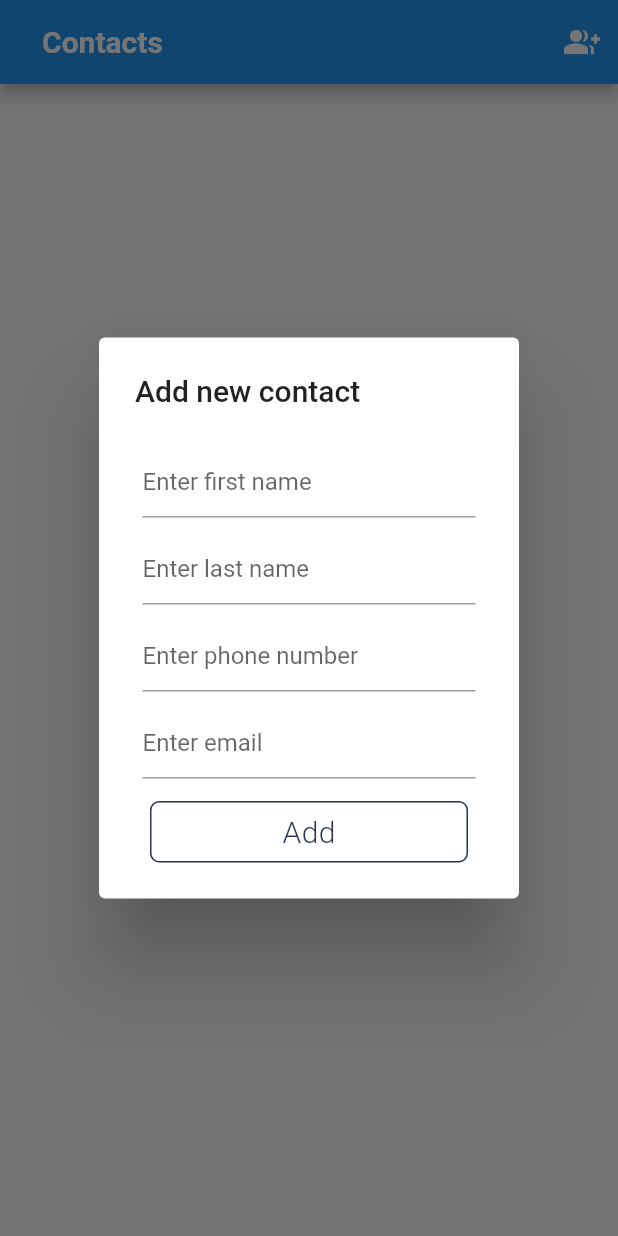
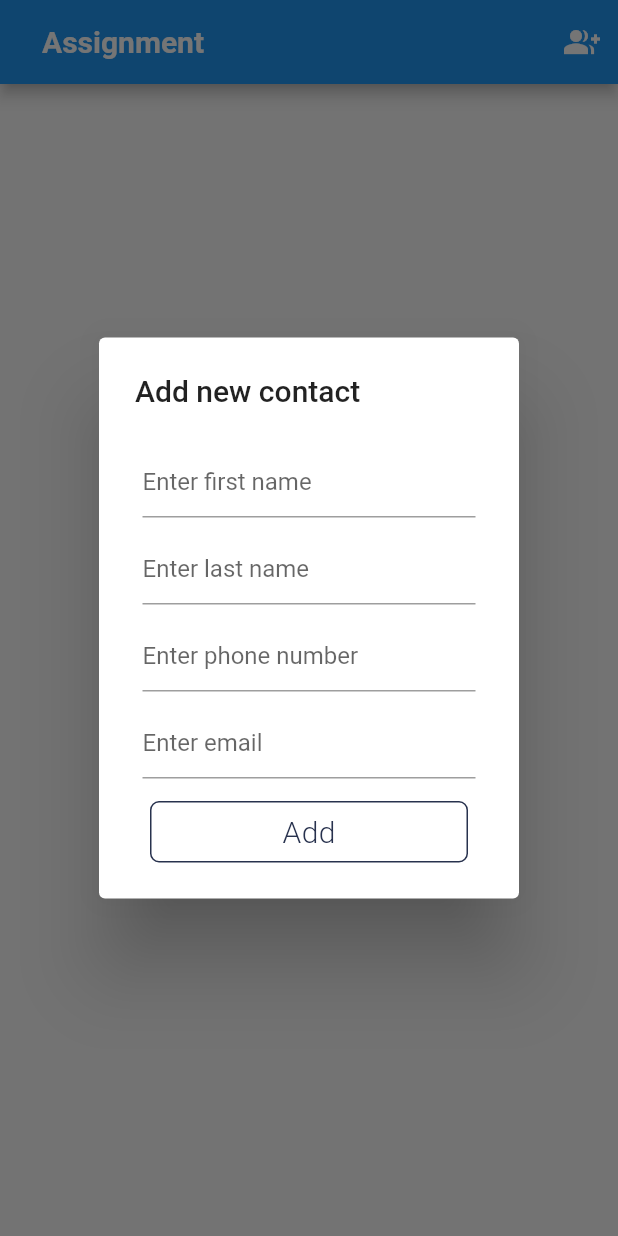
Before and after one commit to MahumSamar/contact-sqlite, a Flutter app: the screen it shows after launch, after a tap on the "group add" icon, on a phone screen of 412 x 824 dp. Run offline on Flutter 3.47's test engine with Material 2 defaults, Android fonts, the phone set to English and light mode, and no system bars; our stand-ins replace sqflite; accounts and stored records are empty.

Commit message:
working code

```diff
--- a/lib/views/home_page.dart
+++ b/lib/views/home_page.dart
@@ -41,7 +41,7 @@ class _HomePageState extends State<HomePage> implements BaseView {
           crossAxisAlignment: horizontalTitleAlignment,
           children: const <Widget>[
             Text(
-              'Contacts',
+              'Assignment',
               style: TextStyle(
                 fontWeight: FontWeight.bold,
                 color: Colors.white,
```
